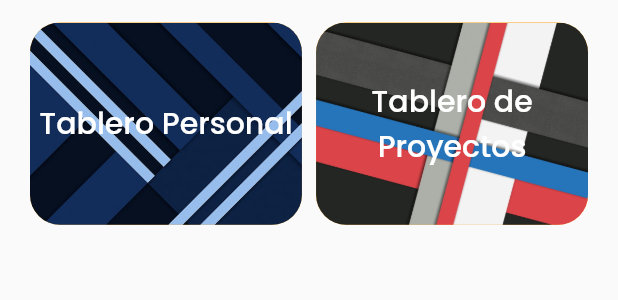
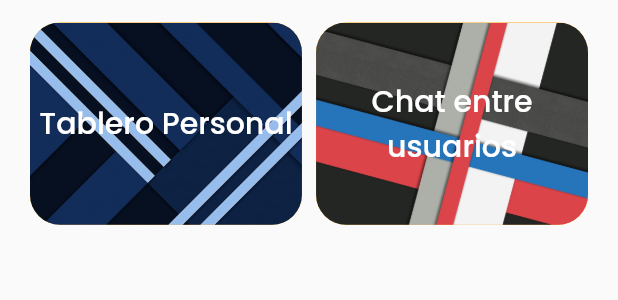
Before and after one commit to eliasercs/HelloNetwork, a Flutter app: the Tabs widget shown alone on an empty page, opened directly, on a phone screen of 412 x 824 dp. Shown: the top 300 px of the screen. Run offline on Flutter 3.47's test engine with Material 2 defaults, Android fonts, the phone set to English and light mode, and no system bars; our stand-ins replace blur, camera, email_validator, flutter_local_notifications, flutter_native_timezone_updated_gradle, fluttericon and 3 more; missing offline and left inert: a package; accounts and stored records are empty; network calls fail.

```diff
--- a/hello_network_app/lib/src/widgets/tab.dart
+++ b/hello_network_app/lib/src/widgets/tab.dart
@@ -64,8 +64,8 @@ class Tabs extends StatelessWidget {
               MaterialPageRoute(
                   builder: (context) => Kanban("Tareas Individuales", false)));
         }),
-        _TabButton("Tablero de Proyectos", "graphics/bg/2.jpg", () {
-          Navigator.pushNamed(context, "/select_project");
+        _TabButton("Chat entre usuarios", "graphics/bg/2.jpg", () {
+          Navigator.pushNamed(context, "/chat_user");
         })
       ]),
     );
```
Also changed, not shown: hello_network_app/lib/src/pages/chat.dart (+10 -8 lines), 2 other files.
